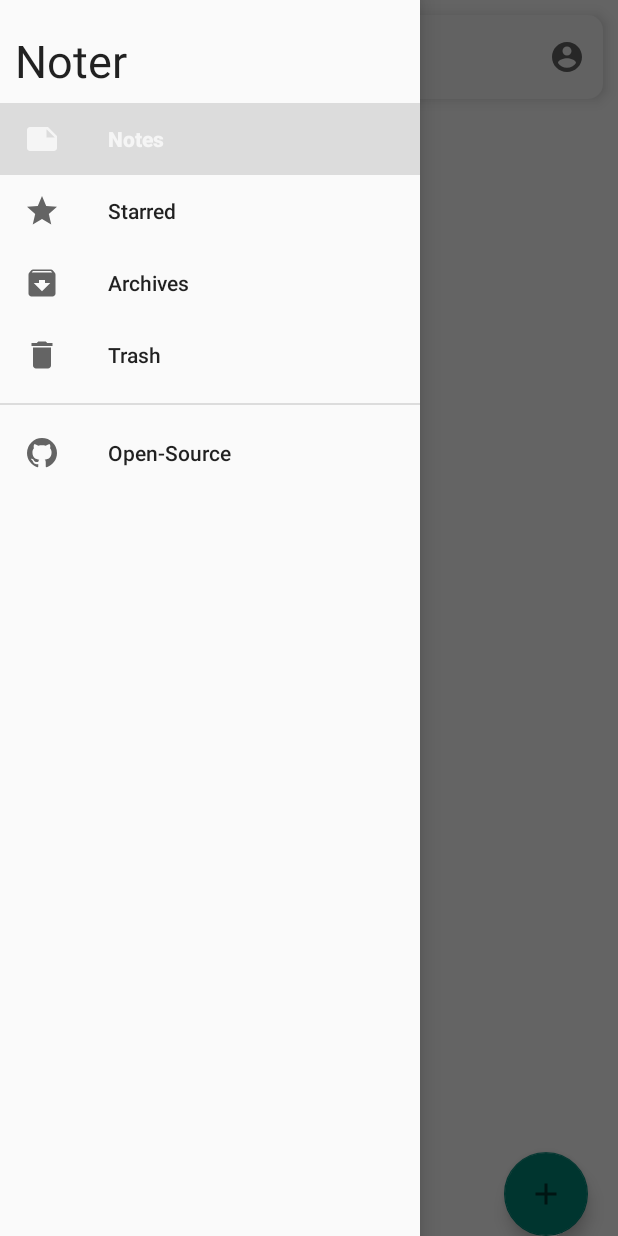
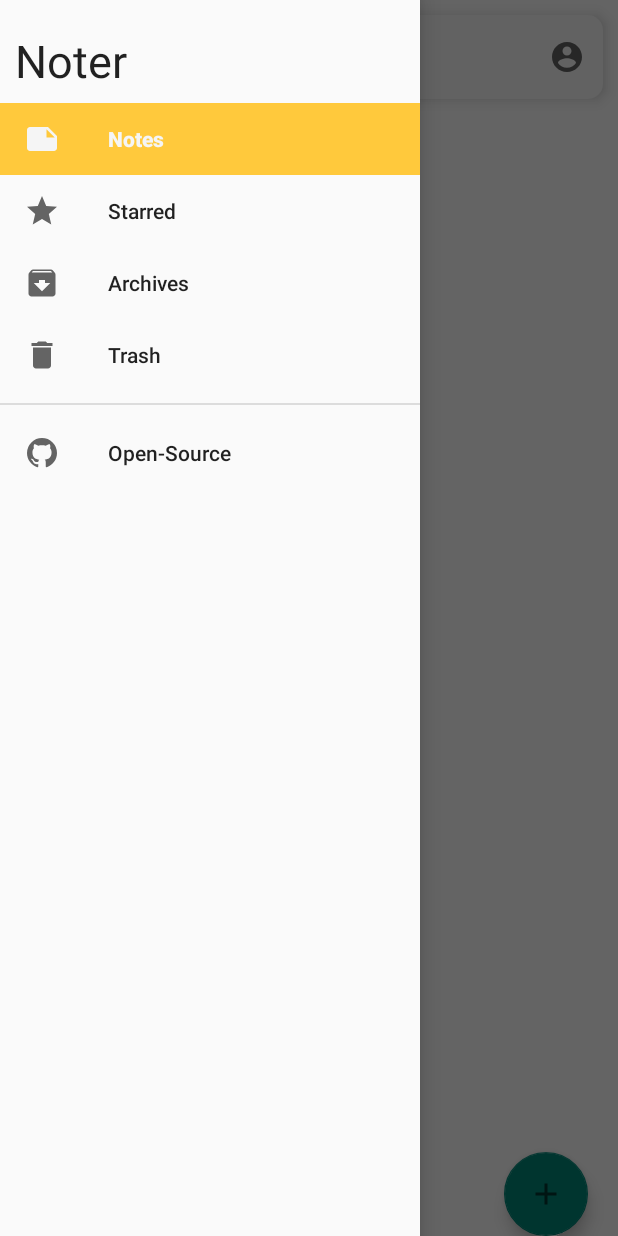
Before and after one commit to divyanshf/noter-android, an Android app: the screen it shows after launch (MainActivity), with the side drawer open, on a phone screen of 412 x 824 dp. Run offline under Robolectric (Android 15) with nearby library versions, the phone set to English and light mode, and no system bars.

Commit message:
added the search action

```diff
--- a/app/src/main/AndroidManifest.xml
+++ b/app/src/main/AndroidManifest.xml
@@ -9,7 +9,7 @@
         android:roundIcon="@drawable/ic_baseline_local_library_24"
         android:supportsRtl="true"
         android:theme="@style/Theme.AppCompat.DayNight.NoActionBar">
-        <activity android:name=".MainActivity">
+        <activity android:name=".ui.MainActivity">
             <intent-filter>
                 <action android:name="android.intent.action.MAIN" />
 
--- a/app/src/main/java/com/example/noter/MainActivity.kt
+++ b/app/src/main/java/com/example/noter/ui/MainActivity.kt
@@ -1,4 +1,4 @@
-package com.example.noter
+package com.example.noter.ui
 
 import android.content.Intent
 import android.net.Uri
@@ -10,10 +10,10 @@
 import androidx.appcompat.app.ActionBarDrawerToggle
 import androidx.appcompat.app.AppCompatActivity
 import androidx.appcompat.widget.Toolbar
-import androidx.core.view.GravityCompat.END
 import androidx.core.view.GravityCompat.START
 import androidx.drawerlayout.widget.DrawerLayout
 import androidx.fragment.app.Fragment
+import com.example.noter.R
 import com.google.android.material.navigation.NavigationView
 
 
@@ -24,6 +24,8 @@
     private lateinit var drawer: DrawerLayout
     private lateinit var navigationView: NavigationView
     private lateinit var fragment:Fragment
+    private var flagMenu:Boolean = true
+    private val username:String? = null  //  Temporary variable
 
     override fun onCreate(savedInstanceState: Bundle?) {
         super.onCreate(savedInstanceState)
@@ -47,11 +49,15 @@
         toolbarHead.setBackgroundResource(android.R.color.transparent)
 
         navigationView.setNavigationItemSelectedListener {
+            flagMenu = false
+            invalidateOptionsMenu()
             when(it.itemId){
                 R.id.all_notes -> {
                     fragment = NotesFragment()
                     transactFragment()
                     drawer.closeDrawer(START)
+                    flagMenu = true
+                    invalidateOptionsMenu()
                     true
                 }
                 R.id.starred -> {
@@ -98,6 +104,9 @@
 
     override fun onCreateOptionsMenu(menu: Menu?): Boolean {
         menuInflater.inflate(R.menu.menu_toolbar, menu)
+        if(flagMenu){
+            menu?.findItem(R.id.menu_search)?.isVisible = false
+        }
         return true
     }
 
--- /dev/null
+++ b/app/src/main/java/com/example/noter/ui/NotesFragment.kt
@@ -0,0 +1,31 @@
+package com.example.noter.ui
+
+import android.os.Bundle
+import android.view.*
+import android.widget.EditText
+import android.widget.Toast
+import androidx.fragment.app.Fragment
+import com.example.noter.R
+
+
+class NotesFragment : Fragment() {
+    private var toolbarHead: EditText? = null
+
+    override fun onCreateView(
+        inflater: LayoutInflater, container: ViewGroup?,
+        savedInstanceState: Bundle?
+    ): View? {
+        // Inflate the layout for this fragment
+        val view = inflater.inflate(R.layout.fragment_notes, container, false)
+
+        toolbarHead = activity?.findViewById(R.id.toolbar_head)
+        toolbarHead?.setText(R.string.menu_search)
+
+        //  Add the search notes click listener
+        toolbarHead?.setOnClickListener {
+            Toast.makeText(activity, "Search", Toast.LENGTH_SHORT).show()
+        }
+
+        return view
+    }
+}
--- /dev/null
+++ b/app/src/main/res/drawable/ic_baseline_search_24.xml
@@ -0,0 +1,10 @@
+<vector xmlns:android="http://schemas.android.com/apk/res/android"
+    android:width="24dp"
+    android:height="24dp"
+    android:viewportWidth="24"
+    android:viewportHeight="24"
+    android:tint="?attr/colorControlNormal">
+  <path
+      android:fillColor="@android:color/white"
+      android:pathData="M15.5,14h-0.79l-0.28,-0.27C15.41,12.59 16,11.11 16,9.5 16,5.91 13.09,3 9.5,3S3,5.91 3,9.5 5.91,16 9.5,16c1.61,0 3.09,-0.59 4.23,-1.57l0.27,0.28v0.79l5,4.99L20.49,19l-4.99,-5zM9.5,14C7.01,14 5,11.99 5,9.5S7.01,5 9.5,5 14,7.01 14,9.5 11.99,14 9.5,14z"/>
+</vector>
--- a/app/src/main/res/layout/activity_main.xml
+++ b/app/src/main/res/layout/activity_main.xml
@@ -44,6 +44,7 @@
         android:layout_height="match_parent"
         android:layout_gravity="start"
         app:menu="@menu/menu_navigation"
-        app:headerLayout="@layout/navigation_header"/>
+        app:headerLayout="@layout/navigation_header"
+        android:theme="@style/SelectAppearance"/>
 
 </androidx.drawerlayout.widget.DrawerLayout>
--- a/app/src/main/res/layout/fragment_archives.xml
+++ b/app/src/main/res/layout/fragment_archives.xml
@@ -3,7 +3,7 @@
     xmlns:tools="http://schemas.android.com/tools"
     android:layout_width="match_parent"
     android:layout_height="match_parent"
-    tools:context=".ArchivesFragment">
+    tools:context=".ui.ArchivesFragment">
 
         <androidx.recyclerview.widget.RecyclerView
             android:id="@+id/recycler_view"
--- a/app/src/main/res/layout/fragment_notes.xml
+++ b/app/src/main/res/layout/fragment_notes.xml
@@ -3,7 +3,7 @@
     xmlns:tools="http://schemas.android.com/tools"
     android:layout_width="match_parent"
     android:layout_height="match_parent"
-    tools:context=".NotesFragment">
+    tools:context=".ui.NotesFragment">
 
     <RelativeLayout
         android:layout_width="match_parent"
--- a/app/src/main/res/layout/fragment_starred.xml
+++ b/app/src/main/res/layout/fragment_starred.xml
@@ -3,7 +3,7 @@
     xmlns:tools="http://schemas.android.com/tools"
     android:layout_width="match_parent"
     android:layout_height="match_parent"
-    tools:context=".StarredFragment">
+    tools:context=".ui.StarredFragment">
 
     <androidx.recyclerview.widget.RecyclerView
         android:id="@+id/recycler_view"
--- a/app/src/main/res/layout/fragment_trash.xml
+++ b/app/src/main/res/layout/fragment_trash.xml
@@ -3,7 +3,7 @@
     xmlns:tools="http://schemas.android.com/tools"
     android:layout_width="match_parent"
     android:layout_height="match_parent"
-    tools:context=".TrashFragment">
+    tools:context=".ui.TrashFragment">
 
     <androidx.recyclerview.widget.RecyclerView
         android:id="@+id/recycler_view"
--- a/app/src/main/res/menu/menu_toolbar.xml
+++ b/app/src/main/res/menu/menu_toolbar.xml
@@ -1,6 +1,12 @@
 <?xml version="1.0" encoding="utf-8"?>
 <menu xmlns:android="http://schemas.android.com/apk/res/android"
     xmlns:app="http://schemas.android.com/apk/res-auto">
+
+    <item
+        android:id="@+id/menu_search"
+        android:icon="@drawable/ic_baseline_search_24"
+        android:title="@string/menu_search"
+        app:showAsAction="ifRoom"/>
 
     <item
         android:id="@+id/account"
--- /dev/null
+++ b/app/src/main/res/values/styles.xml
@@ -0,0 +1,6 @@
+<?xml version="1.0" encoding="utf-8"?>
+<resources>
+    <style name="SelectAppearance">
+        <item name="colorControlHighlight">@color/gold</item>
+    </style>
+</resources>
```
Also changed, not shown: app/src/main/java/com/example/noter/ArchivesFragment.kt (deleted, +0 -27 lines), app/src/main/java/com/example/noter/ui/ArchivesFragment.kt (renamed from app/src/main/java/com/example/noter/NotesFragment.kt, +10 -12 lines), app/src/main/java/com/example/noter/ui/StarredFragment.kt (renamed from app/src/main/java/com/example/noter/TrashFragment.kt, +5 -5 lines), app/src/main/java/com/example/noter/ui/TrashFragment.kt (renamed from app/src/main/java/com/example/noter/StarredFragment.kt, +6 -4 lines).
